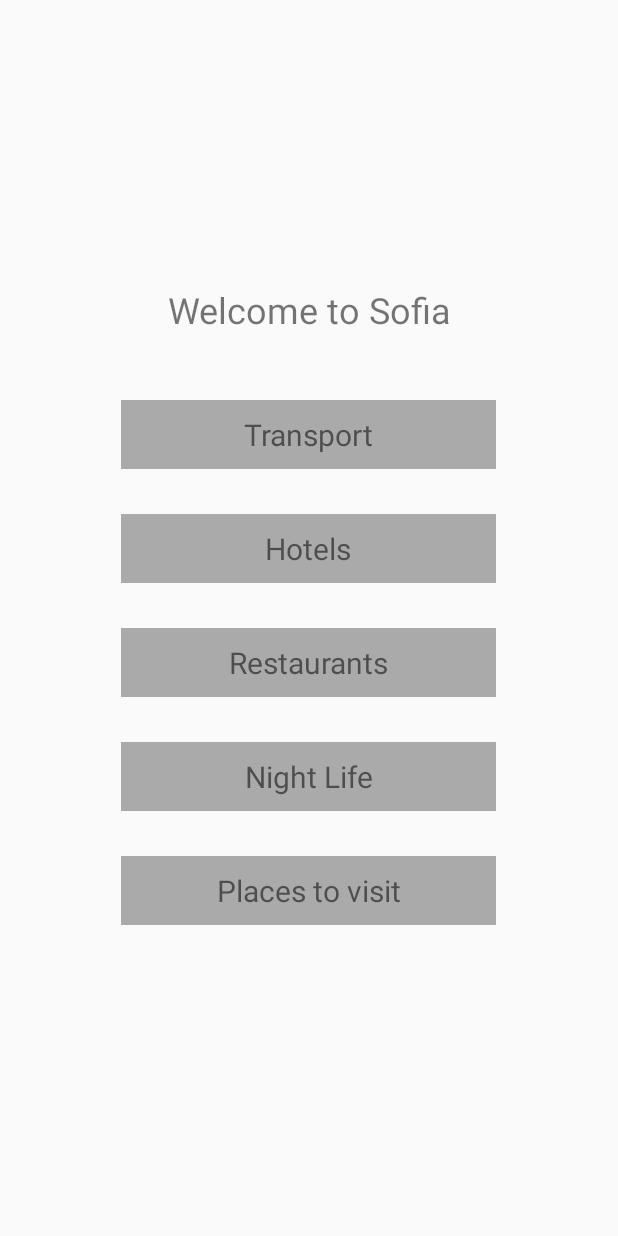
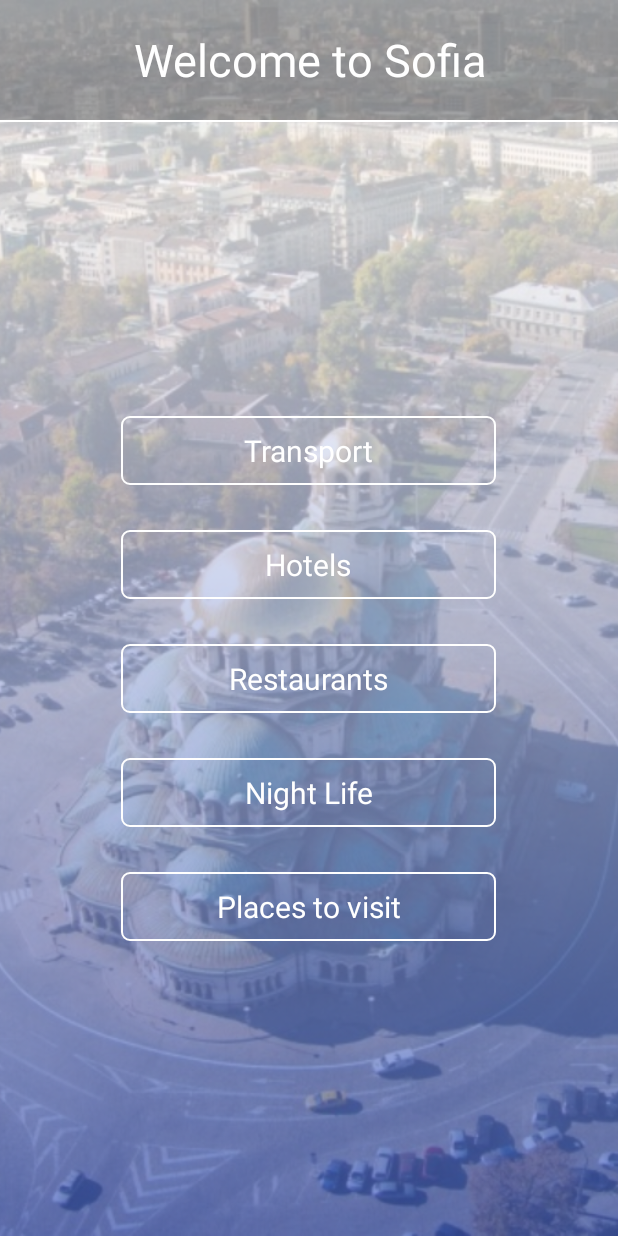
Before and after one commit to TiMladenov/Project.6.Tourist.app.Visit.Sofia, an Android app: the screen it shows after launch (MainActivity), on a phone screen of 412 x 824 dp. Run offline under Robolectric (Android 15) with nearby library versions, the phone set to English and light mode, and no system bars.

Commit message:
Home screen UI completed

```diff
--- a/app/build.gradle
+++ b/app/build.gradle
@@ -17,6 +17,7 @@ android {
             proguardFiles getDefaultProguardFile('proguard-android.txt'), 'proguard-rules.pro'
         }
     }
+    sourceSets { main { res.srcDirs = ['src/main/res', 'src/main/res/drawable'] } }
 }
 
 dependencies {
--- a/app/src/main/java/io/github/timladenov/visitsofia/DisplayAdapter.java
+++ b/app/src/main/java/io/github/timladenov/visitsofia/DisplayAdapter.java
@@ -1,12 +1,14 @@
 package io.github.timladenov.visitsofia;
 
 import android.app.Activity;
+import android.graphics.Color;
 import android.support.annotation.NonNull;
 import android.support.annotation.Nullable;
 import android.view.LayoutInflater;
 import android.view.View;
 import android.view.ViewGroup;
 import android.widget.ArrayAdapter;
+import android.widget.ImageView;
 import android.widget.TextView;
 
 import java.util.ArrayList;
@@ -31,6 +33,14 @@ public class DisplayAdapter extends ArrayAdapter<DisplayInfo> {
 
         DisplayInfo myWord = getItem(position);
 
+        ImageView image = (ImageView) listItemsView.findViewById(R.id.image_2);
+        image.setVisibility(View.GONE);
+        if(myWord.hasImage()) {
+            image.setVisibility(View.VISIBLE);
+            image.setImageResource(myWord.getmImageLocation());
+            image.setBackgroundColor(Color.WHITE);
+        }
+
         if (!(myWord.getmCompany().equals(DataHolder.getInstace().getmString()))) {
             TextView txt = (TextView) listItemsView.findViewById(R.id.company_name);
             txt.setText(myWord.getmCompany());
--- a/app/src/main/java/io/github/timladenov/visitsofia/DisplayInfo.java
+++ b/app/src/main/java/io/github/timladenov/visitsofia/DisplayInfo.java
@@ -7,20 +7,26 @@ import android.support.v7.app.AppCompatActivity;
  */
 
 public class DisplayInfo extends AppCompatActivity {
-    //    private int mImageLocation;
+    private int mImageLocation = -1;
+    private final int noImageLocation = -1;
     private String mCompanyName;
     private String mTelefonNum;
     private String mCompany = DataHolder.getInstace().getmString();
 
     DisplayInfo() {
-//        this.mImageLocation = 0;
+        this.mImageLocation = 0;
         this.mCompanyName = new String();
         this.mTelefonNum = new String();
         this.mCompany = new String();
     }
 
     DisplayInfo(String mCompanyName, String mTelefonNum) {
-//        this.mImageLocation = mImageLocation;
+        this.mCompanyName = mCompanyName;
+        this.mTelefonNum = mTelefonNum;
+    }
+
+    DisplayInfo(String mCompanyName, String mTelefonNum, int mImageLocation) {
+        this.mImageLocation = mImageLocation;
         this.mCompanyName = mCompanyName;
         this.mTelefonNum = mTelefonNum;
     }
@@ -48,4 +54,16 @@ public class DisplayInfo extends AppCompatActivity {
     public String getmCompany() {
         return this.mCompany;
     }
+
+    public boolean hasImage() {
+        if(mImageLocation == noImageLocation) {
+            return false;
+        } else {
+            return true;
+        }
+    }
+
+    public int getmImageLocation() {
+        return this.mImageLocation;
+    }
 }
--- a/app/src/main/java/io/github/timladenov/visitsofia/TransportActivity.java
+++ b/app/src/main/java/io/github/timladenov/visitsofia/TransportActivity.java
@@ -62,7 +62,7 @@ public class TransportActivity extends AppCompatActivity {
         if(mResources != null) {
             for(int i = 1; i < mResources.length; i++) {
                 int j = i;
-                mInfo.add(new DisplayInfo(mResources[--j], mResources[i]));
+                mInfo.add(new DisplayInfo(mResources[--j], mResources[i], R.mipmap.ic_launcher));
                 i++;
             }
         } else {
--- /dev/null
+++ b/app/src/main/res/drawable/button_border_white.xml
@@ -0,0 +1,14 @@
+<?xml version="1.0" encoding="utf-8"?>
+<shape xmlns:android="http://schemas.android.com/apk/res/android"
+    android:shape="rectangle" >
+    <solid
+        android:color="@android:color/transparent" >
+    </solid>
+    <stroke
+        android:width="1dp"
+        android:color="@android:color/white" >
+    </stroke>
+    <corners
+        android:radius="5dp"   >
+    </corners>
+</shape>
--- a/app/src/main/res/layout/activity_main.xml
+++ b/app/src/main/res/layout/activity_main.xml
@@ -1,36 +1,68 @@
 <?xml version="1.0" encoding="utf-8"?>
-<ScrollView xmlns:android="http://schemas.android.com/apk/res/android"
+<FrameLayout xmlns:android="http://schemas.android.com/apk/res/android"
     xmlns:tools="http://schemas.android.com/tools"
     android:id="@+id/activity_main"
     android:layout_width="match_parent"
     android:layout_height="match_parent"
     android:fillViewport="true"
     android:orientation="vertical"
-    android:paddingBottom="@dimen/activity_vertical_margin"
-    android:paddingLeft="@dimen/activity_horizontal_margin"
-    android:paddingRight="@dimen/activity_horizontal_margin"
-    android:paddingTop="@dimen/activity_vertical_margin"
     android:scrollbars="vertical"
     tools:context="io.github.timladenov.visitsofia.MainActivity">
 
+    <ImageView
+        android:layout_width="match_parent"
+        android:layout_height="match_parent"
+        android:scaleType="centerCrop"
+        android:src="@drawable/main_menu_background" />
+
+    <LinearLayout
+        android:layout_width="match_parent"
+        android:layout_height="match_parent"
+        android:orientation="vertical">
+
+        <RelativeLayout
+            android:id="@+id/welcome"
+            android:layout_width="match_parent"
+            android:layout_height="wrap_content">
+
+            <View
+                android:layout_width="match_parent"
+                android:layout_height="@dimen/height_80"
+                android:layout_alignParentTop="true"
+                android:alpha="0.3"
+                android:background="@android:color/black"
+                android:gravity="center" />
+
+            <TextView
+                android:layout_width="match_parent"
+                android:layout_height="@dimen/height_80"
+                android:layout_alignParentTop="true"
+                android:alpha="1"
+                android:fontFamily="sans-serif"
+                android:gravity="center"
+                android:text="@string/welcome"
+                android:textColor="@android:color/white"
+                android:textSize="@dimen/titleTextSize" />
+        </RelativeLayout>
+
+        <View
+            android:layout_width="match_parent"
+            android:layout_height="1dp"
+            android:background="@android:color/white" />
+
+        <ScrollView
+            android:layout_width="match_parent"
+            android:layout_height="match_parent"
+            android:fillViewport="true">
+
             <RelativeLayout
                 android:layout_width="match_parent"
-        android:layout_height="@dimen/height_50"
+                android:layout_height="match_parent"
                 android:gravity="center">
-
-        <TextView
-            android:id="@+id/welcome"
-            android:layout_width="match_parent"
-            android:layout_height="@dimen/height_60"
-            android:layout_alignParentTop="true"
-            android:gravity="center"
-            android:text="@string/welcome"
-            android:textSize="@dimen/titleTextSize" />
 
                 <LinearLayout
                     android:layout_width="match_parent"
                     android:layout_height="wrap_content"
-            android:layout_below="@id/welcome"
                     android:gravity="center_horizontal"
                     android:orientation="vertical">
 
@@ -38,52 +70,52 @@
                         android:layout_width="wrap_content"
                         android:layout_height="wrap_content"
                         android:layout_marginTop="@dimen/margin_30"
-                android:background="@android:color/darker_gray">
+                        android:background="@drawable/button_border_white">
 
                         <TextView
                             android:id="@+id/transport"
+                            style="@style/TextButtonStyle"
                             android:text="@string/transport"
-                    android:textAlignment="center"
-                    style="@style/TextButtonStyle"/>
+                            android:textAlignment="center" />
                     </FrameLayout>
 
                     <FrameLayout
                         android:layout_width="wrap_content"
                         android:layout_height="wrap_content"
                         android:layout_marginTop="@dimen/margin_30"
-                android:background="@android:color/darker_gray">
+                        android:background="@drawable/button_border_white">
 
                         <TextView
                             android:id="@+id/hotels"
+                            style="@style/TextButtonStyle"
                             android:text="@string/hotels"
-                    android:textAlignment="center"
-                    style="@style/TextButtonStyle" />
+                            android:textAlignment="center" />
                     </FrameLayout>
 
                     <FrameLayout
                         android:layout_width="wrap_content"
                         android:layout_height="wrap_content"
                         android:layout_marginTop="@dimen/margin_30"
-                android:background="@android:color/darker_gray">
+                        android:background="@drawable/button_border_white">
 
                         <TextView
                             android:id="@+id/restaurants"
+                            style="@style/TextButtonStyle"
                             android:text="@string/restaurants"
-                    android:textAlignment="center"
-                    style="@style/TextButtonStyle" />
+                            android:textAlignment="center" />
                     </FrameLayout>
 
                     <FrameLayout
                         android:layout_width="wrap_content"
                         android:layout_height="wrap_content"
                         android:layout_marginTop="@dimen/margin_30"
-                android:background="@android:color/darker_gray">
+                        android:background="@drawable/button_border_white">
 
                         <TextView
                             android:id="@+id/nightlife"
+                            style="@style/TextButtonStyle"
                             android:text="@string/night_life"
-                    android:textAlignment="center"
-                    style="@style/TextButtonStyle"/>
+                            android:textAlignment="center" />
                     </FrameLayout>
 
                     <FrameLayout
@@ -91,15 +123,18 @@
                         android:layout_height="wrap_content"
                         android:layout_marginBottom="@dimen/margin_30"
                         android:layout_marginTop="@dimen/margin_30"
-                android:background="@android:color/darker_gray">
+                        android:background="@drawable/button_border_white">
 
                         <TextView
                             android:id="@+id/place_to_visit"
+                            style="@style/TextButtonStyle"
                             android:text="@string/to_visit"
-                    android:textAlignment="center"
-                    style="@style/TextButtonStyle" />
+                            android:textAlignment="center" />
                     </FrameLayout>
                 </LinearLayout>
             </RelativeLayout>
+        </ScrollView>
 
-</ScrollView>
+    </LinearLayout>
+
+</FrameLayout>
--- a/app/src/main/res/layout/twin_layout.xml
+++ b/app/src/main/res/layout/twin_layout.xml
@@ -6,7 +6,7 @@
     android:orientation="horizontal">
 
     <ImageView
-        android:id="@+id/image"
+        android:id="@+id/image_2"
         android:layout_width="50dp"
         android:layout_height="@dimen/height_50"
         android:layout_margin="@dimen/margin_15"
--- a/app/src/main/res/values/dimens.xml
+++ b/app/src/main/res/values/dimens.xml
@@ -2,8 +2,9 @@
     <!-- Default screen margins, per the Android Design guidelines. -->
     <dimen name="activity_horizontal_margin">16dp</dimen>
     <dimen name="activity_vertical_margin">37dp</dimen>
-    <dimen name="titleTextSize">24sp</dimen>
+    <dimen name="titleTextSize">30sp</dimen>
     <dimen name="buttonTextSize">20sp</dimen>
+    <dimen name="height_80">80dp</dimen>
     <dimen name="height_50">50dp</dimen>
     <dimen name="height_60">60dp</dimen>
     <dimen name="margin_30">30dp</dimen>
--- a/app/src/main/res/values/styles.xml
+++ b/app/src/main/res/values/styles.xml
@@ -17,6 +17,7 @@
         <item name="android:background">?android:attr/selectableItemBackground</item>
         <item name="android:clickable">true</item>
         <item name="android:gravity">center</item>
+        <item name="android:textColor">@android:color/white</item>
         <item name="android:textSize">@dimen/buttonTextSize</item>
     </style>
 
```
Also changed, not shown: app/src/main/res/drawable/main_menu_background.png (added). Lines whose indentation alone changed are shown as unchanged.
